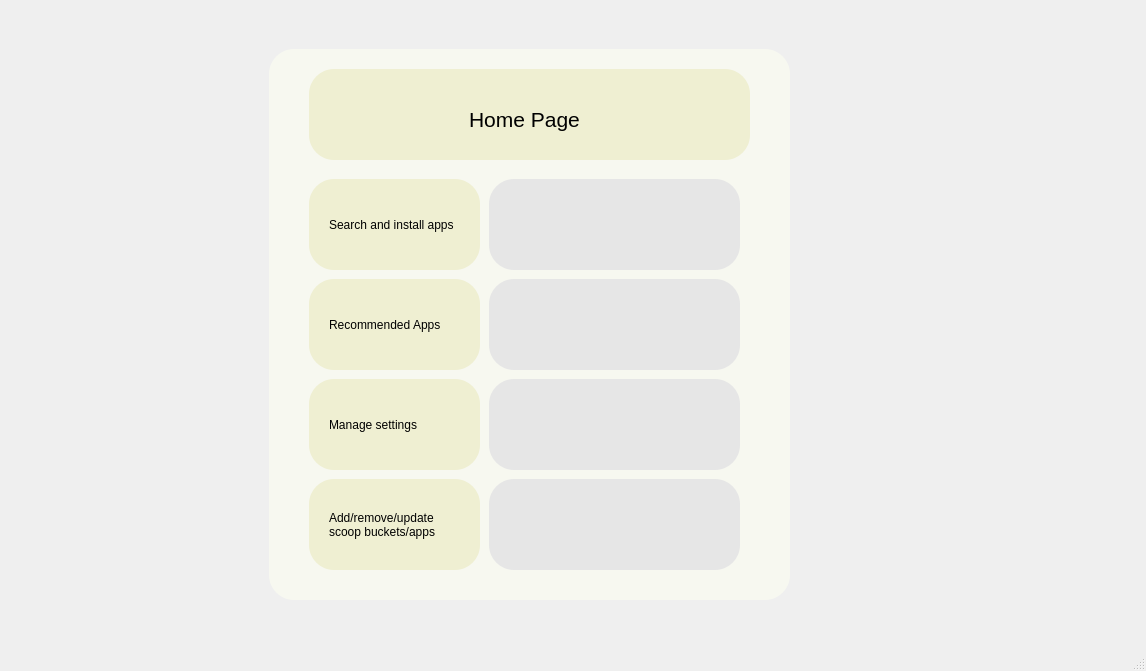
Qt form scoopgui.ui (Fluorite-Apps/Fluorite-Store) before a commit.
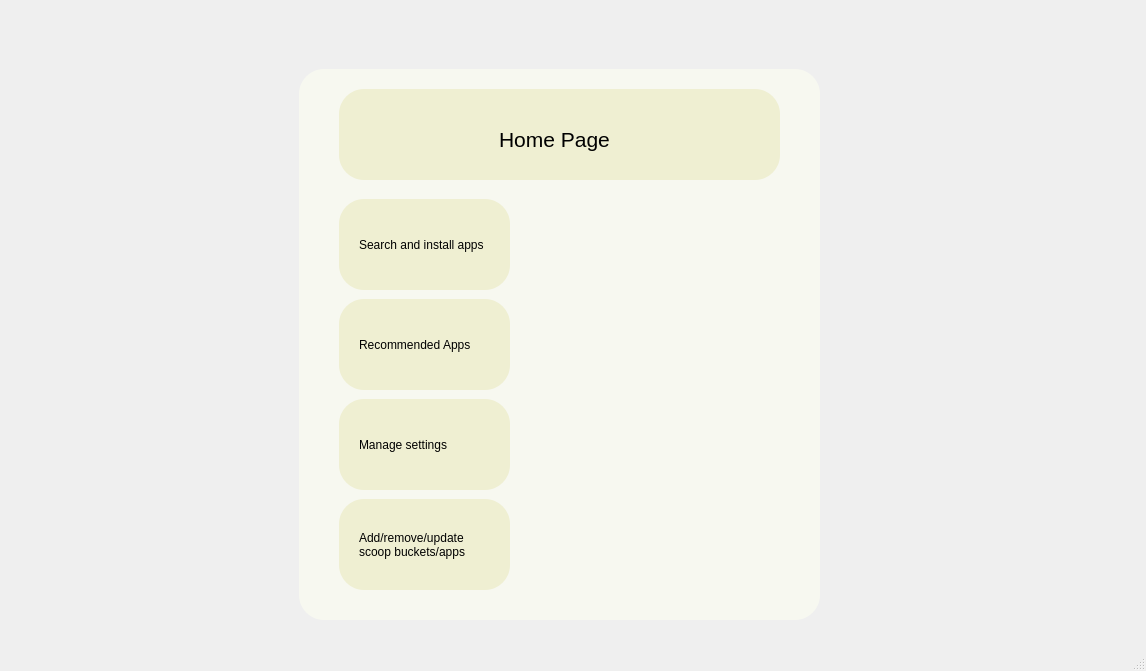
The same form after that commit. Icons and pictures are not drawn.

Commit message: design, fix clickable area, buttons, back button

What changed in the file:
```diff
--- a/scoopgui.ui
+++ b/scoopgui.ui
@@ -21,7 +21,7 @@
     <property name="geometry">
      <rect>
       <x>9</x>
-      <y>-21</y>
+      <y>-1</y>
       <width>1171</width>
       <height>701</height>
      </rect>
@@ -30,17 +30,22 @@
      <widget class="QFrame" name="search_layout">
       <property name="geometry">
        <rect>
-        <x>490</x>
-        <y>210</y>
-        <width>220</width>
-        <height>71</height>
+        <x>509</x>
+        <y>200</y>
+        <width>251</width>
+        <height>91</height>
        </rect>
       </property>
       <property name="cursor">
        <cursorShape>PointingHandCursor</cursorShape>
       </property>
       <property name="styleSheet">
-       <string notr="true">background-color: rgb(230, 230, 230);</string>
+       <string notr="true">QPushButton {
+        	background-color: rgb(230, 230, 230);
+			padding: 12px;
+			border-radius: 25px;
+			border-bottom: 30px shadow;
+        }</string>
       </property>
       <property name="frameShape">
        <enum>QFrame::NoFrame</enum>
@@ -72,17 +77,22 @@
      <widget class="QFrame" name="recommend_apps_frame">
       <property name="geometry">
        <rect>
-        <x>490</x>
-        <y>310</y>
-        <width>220</width>
-        <height>71</height>
+        <x>509</x>
+        <y>300</y>
+        <width>251</width>
+        <height>91</height>
        </rect>
       </property>
       <property name="cursor">
        <cursorShape>PointingHandCursor</cursorShape>
       </property>
       <property name="styleSheet">
-       <string notr="true">background-color: rgb(230, 230, 230);</string>
+       <string notr="true">QPushButton {
+        	background-color: rgb(230, 230, 230);
+			padding: 12px;
+			border-radius: 25px;
+			border-bottom: 30px shadow;
+        }</string>
       </property>
       <property name="frameShape">
        <enum>QFrame::NoFrame</enum>
@@ -114,17 +124,22 @@
      <widget class="QFrame" name="settings_frame">
       <property name="geometry">
        <rect>
-        <x>490</x>
-        <y>410</y>
-        <width>220</width>
-        <height>71</height>
+        <x>509</x>
+        <y>400</y>
+        <width>251</width>
+        <height>91</height>
        </rect>
       </property>
       <property name="cursor">
        <cursorShape>PointingHandCursor</cursorShape>
       </property>
       <property name="styleSheet">
-       <string notr="true">background-color: rgb(230, 230, 230);</string>
+       <string notr="true">QPushButton {
+        	background-color: rgb(230, 230, 230);
+			padding: 12px;
+			border-radius: 25px;
+			border-bottom: 30px shadow;
+        }</string>
       </property>
       <property name="frameShape">
        <enum>QFrame::NoFrame</enum>
@@ -156,7 +171,7 @@
      <widget class="QLabel" name="label_19">
       <property name="geometry">
        <rect>
-        <x>300</x>
+        <x>330</x>
         <y>90</y>
         <width>441</width>
         <height>91</height>
@@ -180,7 +195,7 @@
      <widget class="QLabel" name="label_20">
       <property name="geometry">
        <rect>
-        <x>300</x>
+        <x>330</x>
         <y>300</y>
         <width>171</width>
         <height>91</height>
@@ -202,7 +217,7 @@
      <widget class="QLabel" name="label_4">
       <property name="geometry">
        <rect>
-        <x>320</x>
+        <x>350</x>
         <y>230</y>
         <width>141</width>
         <height>31</height>
@@ -223,7 +238,7 @@
      <widget class="QLabel" name="title_3">
       <property name="geometry">
        <rect>
-        <x>340</x>
+        <x>370</x>
         <y>120</y>
         <width>351</width>
         <height>41</height>
@@ -249,7 +264,7 @@
      <widget class="QLabel" name="label_5">
       <property name="geometry">
        <rect>
-        <x>320</x>
+        <x>350</x>
         <y>430</y>
         <width>131</width>
         <height>31</height>
@@ -267,7 +282,7 @@
      <widget class="QLabel" name="label_21">
       <property name="geometry">
        <rect>
-        <x>300</x>
+        <x>330</x>
         <y>400</y>
         <width>171</width>
         <height>91</height>
@@ -286,31 +301,10 @@
        <string/>
       </property>
      </widget>
-     <widget class="QLabel" name="label_22">
-      <property name="geometry">
-       <rect>
-        <x>480</x>
-        <y>400</y>
-        <width>251</width>
-        <height>91</height>
-       </rect>
-      </property>
-      <property name="styleSheet">
-       <string notr="true">QLabel {
-        	background-color: rgb(230, 230, 230);
-			padding: 12px;
-			border-radius: 25px;
-			border-bottom: 30px shadow;
-        }</string>
-      </property>
-      <property name="text">
-       <string/>
-      </property>
-     </widget>
      <widget class="QLabel" name="label_23">
       <property name="geometry">
        <rect>
-        <x>300</x>
+        <x>330</x>
         <y>200</y>
         <width>171</width>
         <height>91</height>
@@ -332,7 +326,7 @@
      <widget class="QLabel" name="label_24">
       <property name="geometry">
        <rect>
-        <x>260</x>
+        <x>290</x>
         <y>70</y>
         <width>521</width>
         <height>551</height>
@@ -355,7 +349,7 @@
      <widget class="QLabel" name="label_6">
       <property name="geometry">
        <rect>
-        <x>320</x>
+        <x>350</x>
         <y>330</y>
         <width>141</width>
         <height>31</height>
@@ -373,73 +367,10 @@
        <bool>true</bool>
       </property>
      </widget>
-     <widget class="QLabel" name="label_25">
-      <property name="geometry">
-       <rect>
-        <x>480</x>
-        <y>300</y>
-        <width>251</width>
-        <height>91</height>
-       </rect>
-      </property>
-      <property name="styleSheet">
-       <string notr="true">QLabel {
-        	background-color: rgb(230, 230, 230);
-			padding: 12px;
-			border-radius: 25px;
-			border-bottom: 30px shadow;
-        }</string>
-      </property>
-      <property name="text">
-       <string/>
-      </property>
-     </widget>
-     <widget class="QLabel" name="label_26">
-      <property name="geometry">
-       <rect>
-        <x>480</x>
-        <y>200</y>
-        <width>251</width>
-        <height>91</height>
-       </rect>
-      </property>
-      <property name="styleSheet">
-       <string notr="true">QLabel {
-        	background-color: rgb(230, 230, 230);
-			padding: 12px;
-			border-radius: 25px;
-			border-bottom: 30px shadow;
-        }</string>
-      </property>
-      <property name="text">
-       <string/>
-      </property>
-     </widget>
-     <widget class="QLabel" name="label_56">
-      <property name="geometry">
-       <rect>
-        <x>480</x>
-        <y>500</y>
-        <width>251</width>
-        <height>91</height>
-       </rect>
-      </property>
-      <property name="styleSheet">
-       <string notr="true">QLabel {
-        	background-color: rgb(230, 230, 230);
-			padding: 12px;
-			border-radius: 25px;
-			border-bottom: 30px shadow;
-        }</string>
-      </property>
-      <property name="text">
-       <string/>
-      </property>
-     </widget>
      <widget class="QLabel" name="label_10">
       <property name="geometry">
        <rect>
-        <x>320</x>
+        <x>350</x>
         <y>530</y>
         <width>131</width>
         <height>31</height>
@@ -460,17 +391,22 @@
      <widget class="QFrame" name="manage_appsbuckets_frame_2">
       <property name="geometry">
        <rect>
-        <x>490</x>
-        <y>510</y>
-        <width>220</width>
-        <height>71</height>
+        <x>509</x>
+        <y>500</y>
+        <width>251</width>
+        <height>91</height>
        </rect>
       </property>
       <property name="cursor">
        <cursorShape>PointingHandCursor</cursorShape>
       </property>
       <property name="styleSheet">
-       <string notr="true">background-color: rgb(230, 230, 230);</string>
+       <string notr="true">QPushButton {
+        	background-color: rgb(230, 230, 230);
+			padding: 12px;
+			border-radius: 25px;
+			border-bottom: 30px shadow;
+        }</string>
       </property>
       <property name="frameShape">
        <enum>QFrame::NoFrame</enum>
@@ -502,7 +438,7 @@
      <widget class="QLabel" name="label_57">
       <property name="geometry">
        <rect>
-        <x>300</x>
+        <x>330</x>
         <y>500</y>
         <width>171</width>
         <height>91</height>
```
Left out of the diff: 320 changed lines with no effect on the pictures. The commit also changes 2 other files.
